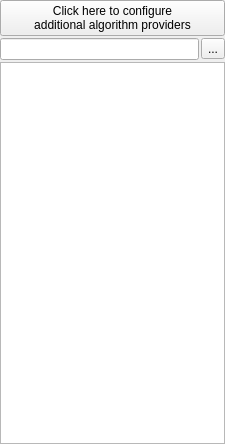
This is ui/SextanteToolbox.ui in pka/qgisenterprise-sextante-plugin as Qt 5 draws it before an edit. The edited form follows.
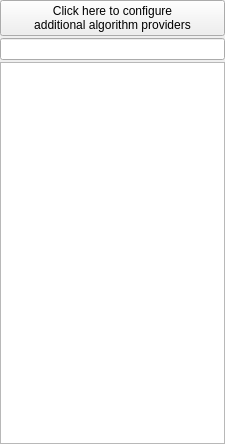
This is the edited form. Custom widgets are drawn as their Qt base class.

Commit message: new sexy lineedit widget with builtin clear button

Diff of the .ui file:
```diff
--- a/ui/SextanteToolbox.ui
+++ b/ui/SextanteToolbox.ui
@@ -30,21 +30,7 @@
      </widget>
     </item>
     <item>
-     <layout class="QHBoxLayout" name="horizontalLayout">
-      <property name="spacing">
-       <number>2</number>
-      </property>
-      <item>
-       <widget class="QLineEdit" name="searchBox"/>
-      </item>
-      <item>
-       <widget class="QToolButton" name="btnClear">
-        <property name="text">
-         <string>...</string>
-        </property>
-       </widget>
-      </item>
-     </layout>
+     <widget class="FilterLineEdit" name="searchBox"/>
     </item>
     <item>
      <widget class="QTreeWidget" name="algorithmTree">
@@ -64,6 +50,13 @@
    </layout>
   </widget>
  </widget>
+ <customwidgets>
+  <customwidget>
+   <class>FilterLineEdit</class>
+   <extends>QLineEdit</extends>
+   <header>sextante.gui.FilterLineEdit</header>
+  </customwidget>
+ </customwidgets>
  <resources/>
  <connections/>
 </ui>
```
The commit also changes 2 other files.
